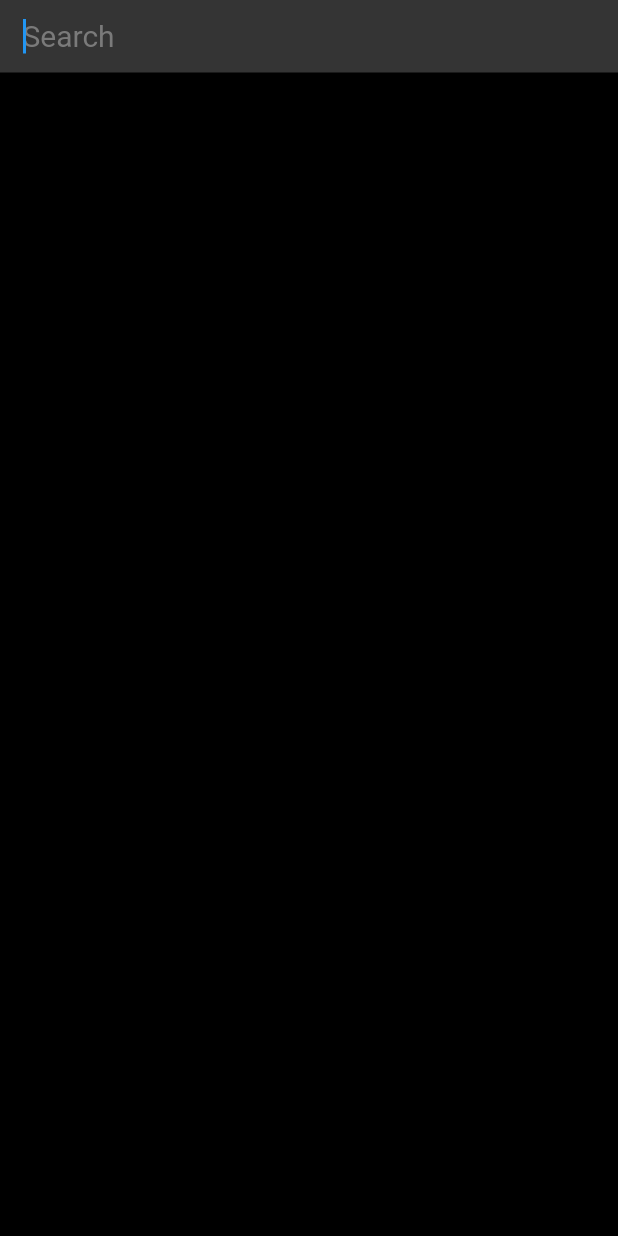
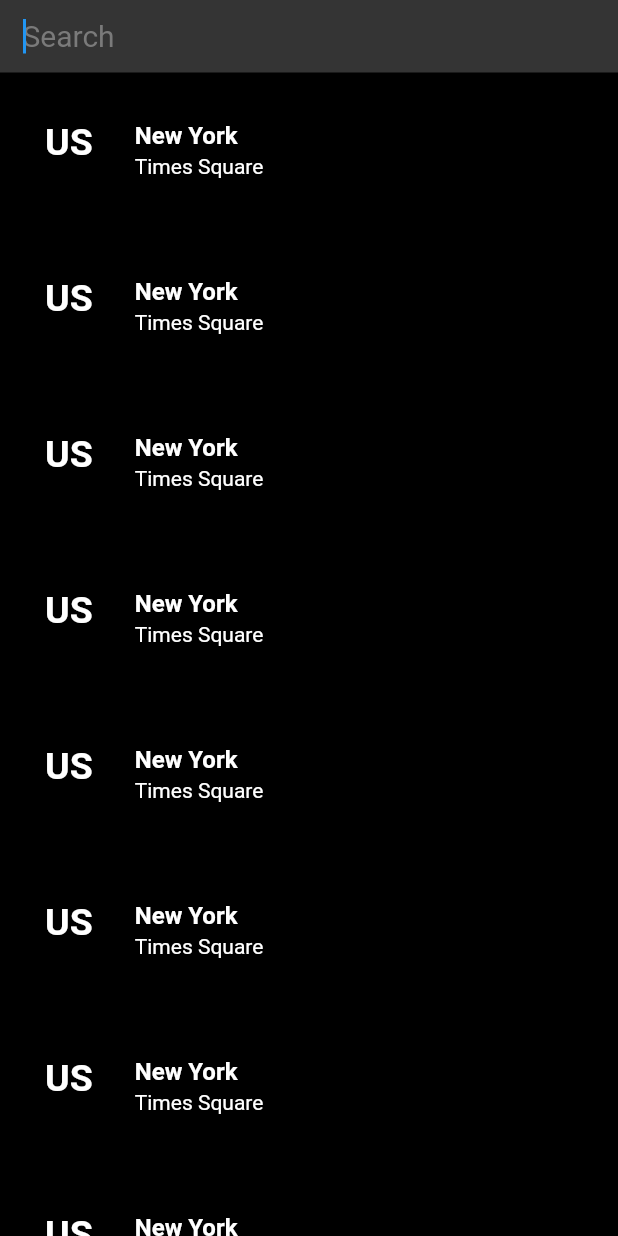
Before and after one commit to Noituri/Air, a Flutter app: the screen it shows after launch, after a tap on "Search", on a phone screen of 412 x 824 dp. Run offline on Flutter 3.47's test engine with Material 2 defaults, Android fonts, the phone set to English and light mode, and no system bars; our stand-ins replace flare_flutter; missing offline and left inert: flare_dart.

Commit message:
progress bar now works

```diff
--- a/lib/controller/progress_controller.dart
+++ b/lib/controller/progress_controller.dart
@@ -1,6 +1,3 @@
-import 'dart:math';
-import 'dart:ui';
-
 import 'package:flare_flutter/flare.dart';
 import 'package:flare_dart/math/mat2d.dart';
 import 'package:flare_flutter/flare_actor.dart';
--- a/lib/pages/home.dart
+++ b/lib/pages/home.dart
@@ -5,6 +5,8 @@ import 'package:air/utils.dart';
 import 'package:air/pages/search.dart';
 import 'package:air/widgets/search_widget.dart';
 import 'package:flutter/services.dart';
+import 'package:air/widgets/progressbar_widget.dart';
+import 'dart:io';
 
 class HomePage extends StatefulWidget {
   HomePage({Key key, this.title}) : super(key: key);
@@ -18,17 +20,23 @@ class HomePage extends StatefulWidget {
 class _HomePageState extends State<HomePage> with SingleTickerProviderStateMixin {
 
   AnimationController _controller;
-  ProgressController _progressController;
+  List<ProgressController> _progressControllers;
+
   Animation _animation;
   Color _progressColor;
 
   double _testVal = .21;
 
-  final _searchColor = Color(0xFF343434);
-
   @override
   void initState() {
-    _progressController = ProgressController(value: _testVal);
+    _progressControllers = [
+      ProgressController(value: _testVal),
+      ProgressController(value: 0.2),
+      ProgressController(value: 0.4),
+      ProgressController(value: 0.6),
+      ProgressController(value: 1.0),
+      ];
+
     _progressColor = Utils.getColor(_testVal);
 
     _controller = AnimationController(
@@ -47,7 +55,10 @@ class _HomePageState extends State<HomePage> with SingleTickerProviderStateMixin
     });
 
     WidgetsBinding.instance.addPostFrameCallback((_) {
-      _progressController.playAnimation = true;
+      _progressControllers.forEach((item) {
+        item.playAnimation = true;
+      });
+
       _controller.forward();
     });
 
@@ -59,8 +70,11 @@ class _HomePageState extends State<HomePage> with SingleTickerProviderStateMixin
       statusBarColor: Colors.black,
     ));
 
+    // FIXME: Also it should reset value number animation
     setState(() {
-      _progressController.reset();
+      _progressControllers.forEach((item) {
+        item.reset();
+      });
     });
   }
 
@@ -101,8 +115,8 @@ class _HomePageState extends State<HomePage> with SingleTickerProviderStateMixin
               margin: EdgeInsets.only(top: 100),
               alignment: Alignment.topCenter,
               child: FlareActor(
-                "assets/progress.flr",
-                controller: _progressController,
+                "assets/progresscircle.flr",
+                controller: _progressControllers[0],
                 alignment: Alignment.topCenter,
               ),
             ),
@@ -110,7 +124,7 @@ class _HomePageState extends State<HomePage> with SingleTickerProviderStateMixin
               margin: EdgeInsets.only(top: 50, left: 20, right: 20),
               alignment: Alignment.topCenter,
               child: InkWell(
-                onTap: () => Navigator.push(context, MaterialPageRoute(builder: (context) => SearchPage())).whenComplete(() =>_update()),
+                onTap: () => Navigator.push(context, MaterialPageRoute(builder: (context) => SearchPage())).whenComplete(() => _update()),
                 child: Hero(
                   tag: "SearchBarTag",
                   child: SearchField(
@@ -119,6 +133,34 @@ class _HomePageState extends State<HomePage> with SingleTickerProviderStateMixin
                 ),
               ),
             ),
+            Container(
+              margin: EdgeInsets.only(top: 450, left: 20, right: 20),
+              child: Column(
+                crossAxisAlignment: CrossAxisAlignment.stretch,
+                children: <Widget>[
+                  Text(
+                    "New York",
+                    style: TextStyle(
+                      color: _animation.value,
+                      fontSize: 35,
+                      fontWeight: FontWeight.bold,
+                    ),
+                  ),
+                  GradientProgressBar(
+                    _progressControllers[1],
+                  ),
+                  GradientProgressBar(
+                    _progressControllers[2],
+                  ),
+                  GradientProgressBar(
+                    _progressControllers[3],
+                  ),
+                  GradientProgressBar(
+                    _progressControllers[4],
+                  ),
+                ],
+              ),
+            )
           ],
         ),
       ),
--- a/lib/pages/search.dart
+++ b/lib/pages/search.dart
@@ -1,6 +1,7 @@
 import 'package:flutter/material.dart';
 import 'package:air/widgets/search_widget.dart';
 import 'package:flutter/services.dart';
+import 'package:air/widgets/listview_item_widget.dart';
 
 class SearchPage extends StatefulWidget {
   SearchPage({Key key}) : super(key: key);
@@ -36,6 +37,16 @@ class _SearchPageState extends State<SearchPage> {
                 ),
               ),
             ),
+            Expanded(
+              child: ListView.builder(
+                scrollDirection: Axis.vertical,
+                shrinkWrap: true,
+                itemCount: 12,
+                itemBuilder: (BuildContext context, int index) {
+                  return ListViewItem();
+                },
+              ),
+            ),
           ],
         ),
       ),
--- /dev/null
+++ b/lib/widgets/listview_item_widget.dart
@@ -0,0 +1,44 @@
+import 'package:flutter/material.dart';
+
+class ListViewItem extends StatelessWidget {
+
+  @override
+  Widget build(BuildContext context) {
+    return Card(
+      elevation: 8.0,
+      margin:EdgeInsets.symmetric(horizontal: 10.0, vertical: 6.0),
+      child: Container(
+        decoration: BoxDecoration(
+          color: Colors.black,
+        ),
+        child: ListTile(
+          contentPadding: EdgeInsets.symmetric(horizontal: 20.0, vertical: 10.0),
+          leading: Container(
+            padding: EdgeInsets.only(right: 12.0),
+            child: Text(
+              "US",
+              style: TextStyle(
+                color: Colors.white,
+                fontSize: 25.0,
+                fontWeight: FontWeight.bold,
+              ),
+            ),
+          ),
+          title: Text(
+            "New York",
+            style: TextStyle(
+              color: Colors.white,
+              fontWeight: FontWeight.bold
+            ),
+          ),
+          subtitle: Text(
+            "Times Square",
+            style: TextStyle(
+              color: Colors.white,
+            )
+          ),
+        ),
+      ),
+    );
+  }
+}
--- /dev/null
+++ b/lib/widgets/progressbar_widget.dart
@@ -0,0 +1,23 @@
+import 'package:flutter/material.dart';
+import 'package:flare_flutter/flare_actor.dart';
+import 'package:air/controller/progress_controller.dart';
+
+class GradientProgressBar extends StatelessWidget {
+  final EdgeInsets margin;
+  final ProgressController progressController;
+
+  GradientProgressBar(this.progressController, {Key key, this.margin}) : super(key: key);
+
+  @override
+  Widget build(BuildContext context) {
+    return Container(
+      alignment: Alignment.center,
+      height: 50,
+      child: FlareActor(
+        "assets/progressbar.flr",
+        controller: progressController,
+        alignment: Alignment.center,
+      ),
+    );
+  }
+}
```
Also changed, not shown: 4 other files.
